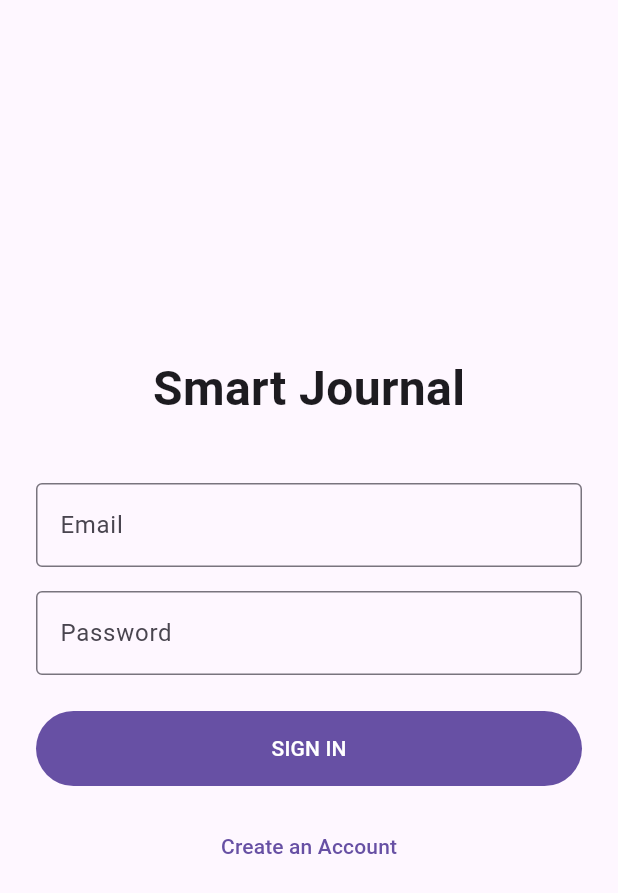
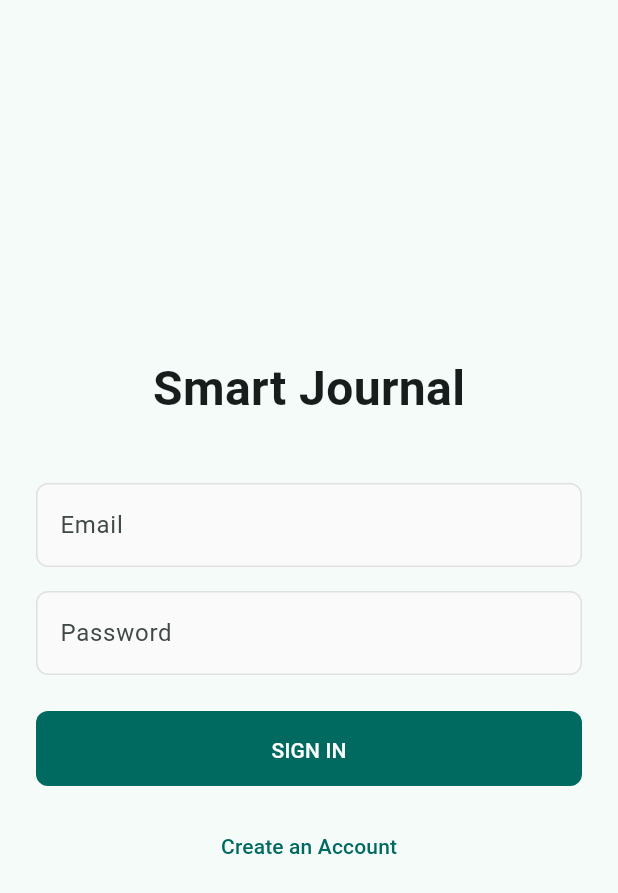
Before and after one commit to kapitan05/online_journal, a Flutter app: the screen it shows after launch, on a phone screen of 412 x 824 dp. Shown: the top 893 px of the screen. Run offline on Flutter 3.47's test engine with Material 3 defaults, Android fonts, the light colour scheme and no system bars; our stand-ins replace equatable, flutter_bloc, get_it, hive, hive_flutter, image_picker; accounts and stored records are empty.

Commit message:
custom theme added

```diff
--- a/lib/main.dart
+++ b/lib/main.dart
@@ -10,6 +10,7 @@ import 'injection_container.dart' as di;
 import 'presentation/cubit/journal_cubit.dart';
 import 'data/models/journal_entry_model.dart';
 import 'presentation/screens/home_screen.dart';
+import 'presentation/theme/app_theme.dart';
 
 void main() async {
   WidgetsFlutterBinding.ensureInitialized();
@@ -45,7 +46,7 @@ class MainApp extends StatelessWidget {
       ],
       child: MaterialApp(
         debugShowCheckedModeBanner: false,
-        theme: ThemeData(primarySwatch: Colors.blue, useMaterial3: true),
+        theme: AppTheme.lightTheme,
         // Auth Wrapper: Decides what to show
         home: BlocBuilder<AuthCubit, AuthState>(
           builder: (context, state) {
--- /dev/null
+++ b/lib/presentation/theme/app_theme.dart
@@ -0,0 +1,48 @@
+import 'package:flutter/material.dart';
+
+// define a custom Material 3 theme for the app
+class AppTheme {
+  // Define your colors once here
+  static const primaryColor = Colors.teal;
+
+  static final ThemeData lightTheme = ThemeData(
+    useMaterial3: true,
+    // Define the global ColorScheme
+    colorScheme: ColorScheme.fromSeed(
+      seedColor: primaryColor,
+      brightness: Brightness.light,
+    ),
+
+    // Customize App Bar globally
+    appBarTheme: const AppBarTheme(
+      centerTitle: true,
+      backgroundColor: primaryColor,
+      foregroundColor: Colors.white, // Text color
+    ),
+
+    // Customize Inputs globally
+    inputDecorationTheme: InputDecorationTheme(
+      filled: true,
+      fillColor: Colors.grey.shade50,
+      border: OutlineInputBorder(borderRadius: BorderRadius.circular(8)),
+      enabledBorder: OutlineInputBorder(
+        borderRadius: BorderRadius.circular(8),
+        borderSide: BorderSide(color: Colors.grey.shade300),
+      ),
+    ),
+
+    // Customize Cards globally
+    cardTheme: CardThemeData(
+      elevation: 2,
+      shape: RoundedRectangleBorder(borderRadius: BorderRadius.circular(12)),
+    ),
+
+    // Customize Buttons
+    filledButtonTheme: FilledButtonThemeData(
+      style: FilledButton.styleFrom(
+        shape: RoundedRectangleBorder(borderRadius: BorderRadius.circular(8)),
+        padding: const EdgeInsets.symmetric(vertical: 16),
+      ),
+    ),
+  );
+}
```
Also changed, not shown: lib/presentation/screens/home_screen.dart (+6 -61 lines), lib/presentation/widgets/journal_entry_card.dart (added, +83 -0 lines).
